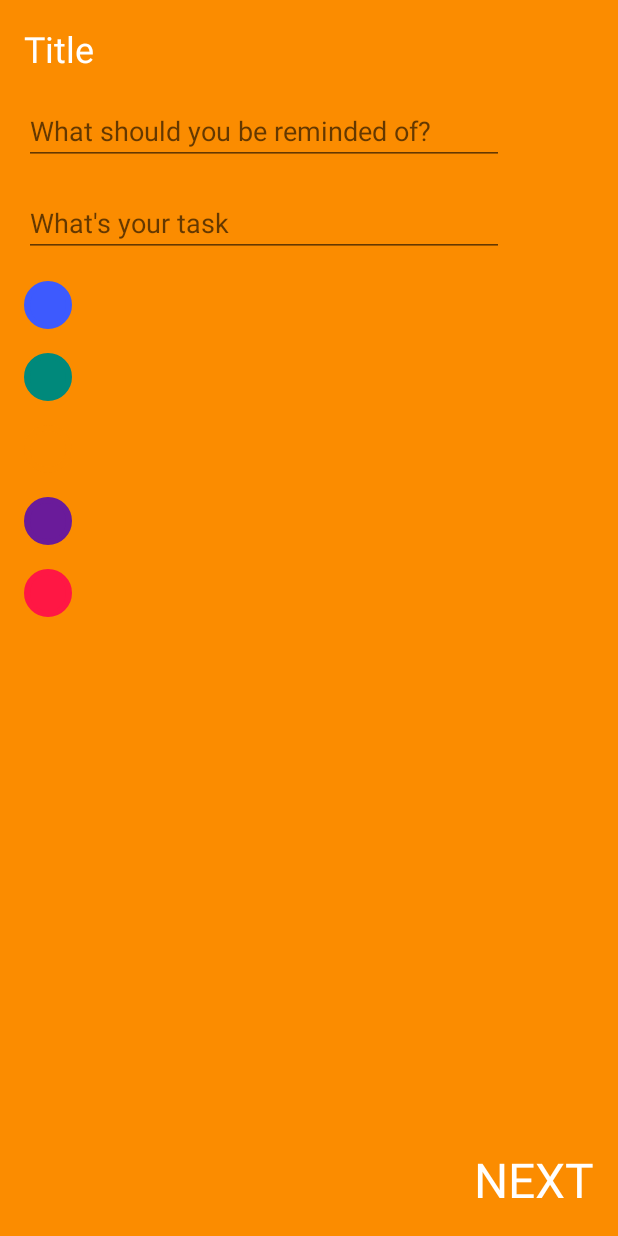
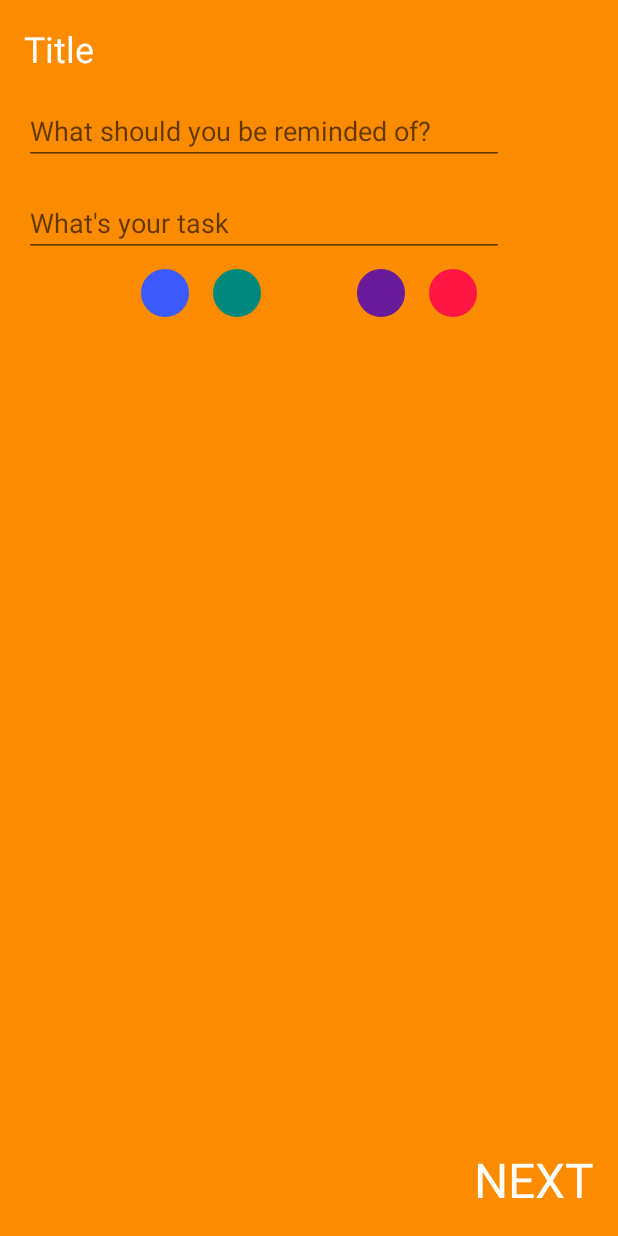
Before and after one commit to r0shka/Remind-Me, an Android app: the NewTaskFragment screen opened through its navigation route, on a phone screen of 412 x 824 dp. Run offline under Robolectric (Android 15) with nearby library versions, the phone set to English and light mode, and no system bars; our stand-ins replace Room's generated code, paging; libraries missing offline, so code that uses them is left out: androidx.paging; 4 statements that could not run were skipped.

Commit message:
select and save task color

```diff
--- a/app/src/main/java/com/example/videoreminder/ui/NewTaskFragment.java
+++ b/app/src/main/java/com/example/videoreminder/ui/NewTaskFragment.java
@@ -16,9 +16,13 @@ import android.widget.TextView;
 import android.widget.Toast;
 
 import com.example.videoreminder.R;
+import com.example.videoreminder.db.entity.Task;
 
 
 public class NewTaskFragment extends Fragment {
+
+    private View.OnClickListener pickColorListener;
+    private int taskBackgroundColor;
 
     public NewTaskFragment() {
     }
@@ -32,10 +36,14 @@ public class NewTaskFragment extends Fragment {
     @Override
     public void onViewCreated(@NonNull View view, @Nullable Bundle savedInstanceState) {
         super.onViewCreated(view, savedInstanceState);
-        setBackgroundColor(view);
+        /* Setting default background color*/
+        view.setBackgroundResource(R.color.background_color_orange);
+        taskBackgroundColor = Task.BG_COLOR_ORANGE;
+
+        createBackgroundColorListener(view);
+        attachBackgroundColorListener(view);
 
         TextView nextButton = view.findViewById(R.id.new_task_next);
-
         nextButton.setOnClickListener(v -> {
             if(2 == 3){
                 Toast.makeText(getContext(), "Enter title first", Toast.LENGTH_SHORT).show();
@@ -60,18 +68,59 @@ public class NewTaskFragment extends Fragment {
         Bundle bundle = new Bundle();
         bundle.putString("taskTitle", taskTitle);
         bundle.putString("taskDescription", taskDescription);
+        bundle.putInt("taskBackgroundColor", taskBackgroundColor);
         Navigation.findNavController(v).navigate(R.id.action_newTaskFragment_to_setReminderFragment, bundle);
     }
 
     /**
-     * Set screen background color depending on task type
-     * Color id stored in bundle with "backgroundColor" key
-     *
-     * @param rootView Container view
+     * Create OnClickListener that sets background color based on pressed view
+     * @param rootView
      */
-    private void setBackgroundColor(View rootView) {
-        View main = rootView.findViewById(R.id.new_task_container);
-        main.setBackgroundResource(R.color.background_color_orange);
+    private void createBackgroundColorListener(View rootView){
+        pickColorListener = view1 -> {
+            Log.d("Inside listener", "Button pressed");
+            switch (view1.getId()) {
+                case R.id.select_color_blue:
+                    rootView.setBackgroundResource(R.color.background_color_blue);
+                    taskBackgroundColor = Task.BG_COLOR_BLUE;
+                    break;
+                case R.id.select_color_green:
+                    rootView.setBackgroundResource(R.color.background_color_green);
+                    taskBackgroundColor = Task.BG_COLOR_GREEN;
+                    break;
+                case R.id.select_color_orange:
+                    rootView.setBackgroundResource(R.color.background_color_orange);
+                    taskBackgroundColor = Task.BG_COLOR_ORANGE;
+                    break;
+                case R.id.select_color_red:
+                    rootView.setBackgroundResource(R.color.background_color_red);
+                    taskBackgroundColor = Task.BG_COLOR_RED;
+                    break;
+                case R.id.select_color_violet:
+                    rootView.setBackgroundResource(R.color.background_color_violet);
+                    taskBackgroundColor = Task.BG_COLOR_VIOLET;
+                    break;
+            }
+        };
     }
 
+    /**
+     * Attaching same listener to select color views
+     * @param rootView
+     */
+    private void attachBackgroundColorListener(View rootView){
+        View selectColorBlue = rootView.findViewById(R.id.select_color_blue);
+        View selectColorOrange = rootView.findViewById(R.id.select_color_orange);
+        View selectColorGreen = rootView.findViewById(R.id.select_color_green);
+        View selectColorRed = rootView.findViewById(R.id.select_color_red);
+        View selectColorViolet = rootView.findViewById(R.id.select_color_violet);
+
+        selectColorBlue.setOnClickListener(pickColorListener);
+        selectColorOrange.setOnClickListener(pickColorListener);
+        selectColorGreen.setOnClickListener(pickColorListener);
+        selectColorRed.setOnClickListener(pickColorListener);
+        selectColorViolet.setOnClickListener(pickColorListener);
+    }
+
+
 }
--- a/app/src/main/java/com/example/videoreminder/ui/SetReminderFragment.java
+++ b/app/src/main/java/com/example/videoreminder/ui/SetReminderFragment.java
@@ -113,7 +113,8 @@ public class SetReminderFragment extends Fragment implements AdapterView.OnItemS
         if (getArguments() != null) {
             String title = getArguments().getString("taskTitle");
             String description = getArguments().getString("taskDescription");
-            Task task = new Task(title, description, R.color.background_color_green);
+            int taskBackgroundColor = getArguments().getInt("taskBackgroundColor");
+            Task task = new Task(title, description, taskBackgroundColor);
             taskId = viewModel.addTask(task);
             getArguments().putInt("origin", MainFragment.NEW_TASK_ORIGIN);
         }
@@ -166,11 +167,9 @@ public class SetReminderFragment extends Fragment implements AdapterView.OnItemS
 
         String title = getArguments().getString("taskTitle");
         String description = getArguments().getString("taskDescription");
-        int type = getArguments().getInt("taskType");
 
         notifyIntent.putExtra("taskTitle", title);
         notifyIntent.putExtra("taskDescription", description);
-        notifyIntent.putExtra("taskType", type);
         notifyIntent.putExtra("taskId", taskId);
         Log.i("=====Id set:", " " + taskId);
 
--- a/app/src/main/res/layout/fragment_new_task.xml
+++ b/app/src/main/res/layout/fragment_new_task.xml
@@ -66,47 +66,58 @@
         <View
             android:id="@+id/select_color_red"
             android:layout_width="32dp"
-            android:layout_margin="16dp"
             android:layout_height="32dp"
+            android:layout_margin="8dp"
             android:background="@drawable/rounded_background_red"
-            app:layout_constraintStart_toStartOf="parent"
-            app:layout_constraintTop_toBottomOf="@+id/select_color_violet" />
+            app:layout_constraintEnd_toEndOf="parent"
+            app:layout_constraintHorizontal_chainStyle="packed"
+            app:layout_constraintStart_toEndOf="@+id/select_color_violet"
+            app:layout_constraintTop_toBottomOf="@+id/new_task_description_input" />
 
         <View
             android:id="@+id/select_color_blue"
             android:layout_width="32dp"
             android:layout_height="32dp"
-            android:layout_margin="16dp"
+            android:layout_margin="8dp"
             android:background="@drawable/rounded_background_blue"
+            app:layout_constraintEnd_toStartOf="@+id/select_color_green"
+            app:layout_constraintHorizontal_chainStyle="packed"
             app:layout_constraintStart_toStartOf="parent"
             app:layout_constraintTop_toBottomOf="@+id/new_task_description_input" />
 
         <View
             android:id="@+id/select_color_green"
             android:layout_width="32dp"
-            android:layout_margin="16dp"
             android:layout_height="32dp"
+            android:layout_margin="8dp"
             android:background="@drawable/rounded_background_green"
-            app:layout_constraintStart_toStartOf="parent"
-            app:layout_constraintTop_toBottomOf="@+id/select_color_blue" />
+            app:layout_constraintEnd_toStartOf="@+id/select_color_orange"
+            app:layout_constraintHorizontal_chainStyle="packed"
+            app:layout_constraintStart_toEndOf="@+id/select_color_blue"
+            app:layout_constraintTop_toBottomOf="@+id/new_task_description_input" />
 
         <View
             android:id="@+id/select_color_orange"
             android:layout_width="32dp"
-            android:layout_margin="16dp"
             android:layout_height="32dp"
+            android:layout_margin="8dp"
             android:background="@drawable/rounded_background_orange"
-            app:layout_constraintStart_toStartOf="parent"
-            app:layout_constraintTop_toBottomOf="@+id/select_color_green" />
+            app:layout_constraintEnd_toStartOf="@+id/select_color_violet"
+            app:layout_constraintHorizontal_chainStyle="packed"
+            app:layout_constraintStart_toEndOf="@+id/select_color_green"
+            app:layout_constraintTop_toBottomOf="@+id/new_task_description_input" />
 
         <View
             android:id="@+id/select_color_violet"
             android:layout_width="32dp"
             android:layout_height="32dp"
-            android:layout_margin="16dp"
+            android:layout_margin="8dp"
             android:background="@drawable/rounded_background_violet"
-            app:layout_constraintStart_toStartOf="parent"
-            app:layout_constraintTop_toBottomOf="@+id/select_color_orange" />
+            app:layout_constraintEnd_toStartOf="@+id/select_color_red"
+            app:layout_constraintHorizontal_chainStyle="packed"
+            app:layout_constraintStart_toEndOf="@+id/select_color_orange"
+            app:layout_constraintTop_toBottomOf="@+id/new_task_description_input" />
+
 
     </androidx.constraintlayout.widget.ConstraintLayout>
 </ScrollView>
```
